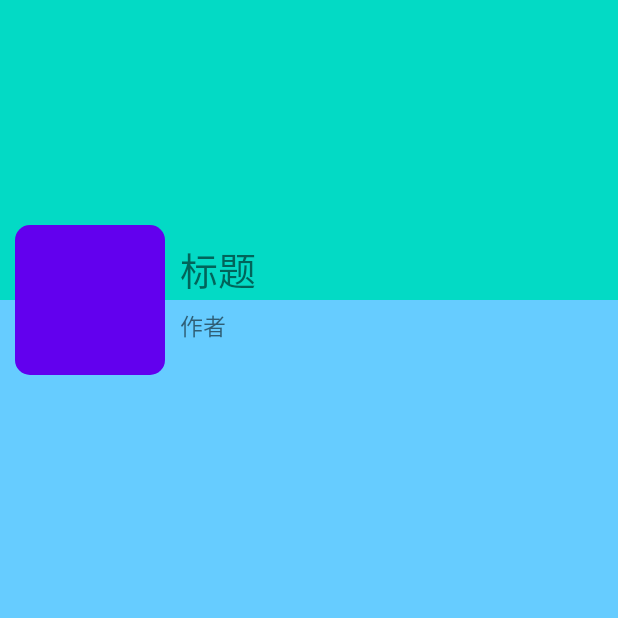
After one commit to ALI1416/himalaya-android, an Android app: the DetailActivity screen opened directly, with no data from a screen before it, on a phone screen of 412 x 824 dp, the top half of it. The commit adds this screen. Run offline under Robolectric (Android 15) with nearby library versions, the phone set to English and light mode, and no system bars.

Commit message:
新增专辑详情页面

```diff
--- a/app/src/main/AndroidManifest.xml
+++ b/app/src/main/AndroidManifest.xml
@@ -28,6 +28,8 @@
                 <category android:name="android.intent.category.LAUNCHER" />
             </intent-filter>
         </activity>
+        <activity android:name=".base.BaseActivity" />
+        <activity android:name=".DetailActivity" />
     </application>
 
 </manifest>
--- /dev/null
+++ b/app/src/main/java/com/ck/DetailActivity.java
@@ -0,0 +1,19 @@
+package com.ck;
+
+import android.graphics.Color;
+import android.os.Bundle;
+import android.view.View;
+
+import androidx.annotation.Nullable;
+
+import com.ck.base.BaseActivity;
+
+public class DetailActivity extends BaseActivity {
+    @Override
+    public void onCreate(@Nullable Bundle savedInstanceState) {
+        super.onCreate(savedInstanceState);
+        setContentView(R.layout.activity_detail);
+        getWindow().getDecorView().setSystemUiVisibility(View.SYSTEM_UI_FLAG_LAYOUT_HIDE_NAVIGATION);//状态栏隐藏
+        getWindow().setStatusBarColor(Color.TRANSPARENT);//设置状态栏颜色透明
+    }
+}
--- /dev/null
+++ b/app/src/main/java/com/ck/base/BaseActivity.java
@@ -0,0 +1,6 @@
+package com.ck.base;
+
+import androidx.fragment.app.FragmentActivity;
+
+public class BaseActivity extends FragmentActivity {
+}
--- a/app/src/main/java/com/ck/interfaces/IRecommendPresenter.java
+++ b/app/src/main/java/com/ck/interfaces/IRecommendPresenter.java
@@ -7,19 +7,15 @@ public interface IRecommendPresenter {
     /**
      * 获取推荐列表
      */
-    void getRecommendList() throws InterruptedException;
+    void getRecommendList();
 
     /**
      * 注册UI的回调
-     *
-     * @param callback
      */
     void registerViewCallback(IRecommendViewCallback callback);
 
     /**
      * 注销UI的回调
-     *
-     * @param callback
      */
     void unRegisterViewCallback(IRecommendViewCallback callback);
 }
--- /dev/null
+++ b/app/src/main/res/layout/activity_detail.xml
@@ -0,0 +1,54 @@
+<?xml version="1.0" encoding="utf-8"?>
+<RelativeLayout xmlns:android="http://schemas.android.com/apk/res/android"
+    android:layout_width="match_parent"
+    android:layout_height="match_parent"
+    android:background="#66ccff"
+    android:orientation="vertical"
+    >
+
+    <ImageView
+        android:id="@+id/detail_cover_bg"
+        android:layout_width="match_parent"
+        android:layout_height="200dp"
+        android:src="@color/colorAccent"
+        />
+
+    <RelativeLayout
+        android:layout_width="match_parent"
+        android:layout_height="wrap_content"
+        android:layout_below="@id/detail_cover_bg"
+        android:layout_marginLeft="10dp"
+        android:layout_marginTop="-50dp"
+        >
+
+        <com.ck.view.RoundRectImageView
+            android:id="@+id/detail_head_bg"
+            android:layout_width="100dp"
+            android:layout_height="100dp"
+            android:src="@color/colorPrimary"
+            />
+
+        <TextView
+            android:id="@+id/detail_title"
+            android:layout_width="wrap_content"
+            android:layout_height="wrap_content"
+            android:layout_marginLeft="10dp"
+            android:layout_marginTop="10dp"
+            android:layout_toRightOf="@id/detail_head_bg"
+            android:text="标题"
+            android:textSize="25sp"
+            />
+
+        <TextView
+            android:id="@+id/detail_author"
+            android:layout_width="wrap_content"
+            android:layout_height="wrap_content"
+            android:layout_marginLeft="10dp"
+            android:layout_marginTop="55dp"
+            android:layout_toRightOf="@id/detail_head_bg"
+            android:text="作者"
+            android:textSize="15sp"
+            />
+    </RelativeLayout>
+
+</RelativeLayout>
```
Also changed, not shown: app/src/main/java/com/ck/adapter/RecommendListAdapter.java (+21 -0 lines), app/src/main/java/com/ck/fragment/RecommendFragment.java (+40 -1 lines), app/src/main/java/com/ck/interfaces/IAlbumDetailPresenter.java (added, +28 -0 lines), app/src/main/java/com/ck/interfaces/IAlbumDetailViewCallback.java (added, +17 -0 lines), app/src/main/java/com/ck/presenter/AlbumDetailPresenter.java (added, +73 -0 lines), app/src/main/java/com/ck/presenter/RecommendPresenter.java (+1 -11 lines), app/src/main/java/com/ck/view/LoadingView.java (added, +65 -0 lines), app/src/main/java/com/ck/view/UILoader.java (+40 -6 lines), app/src/main/res/layout/fragment_empty_view.xml (+22 -5 lines), app/src/main/res/layout/fragment_loading_view.xml (+22 -5 lines), app/src/main/res/layout/fragment_network_error_view.xml (+22 -5 lines).
